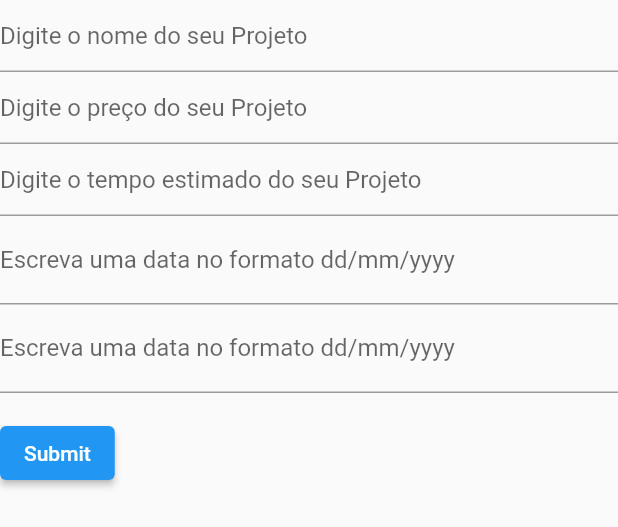
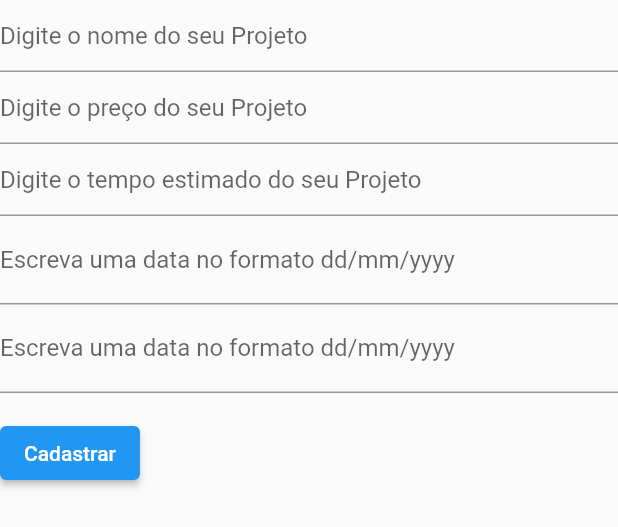
Before and after one commit to diegoufba/Time-Tracker, a Flutter app: the FormExample widget shown alone on an empty page, opened directly, on a phone screen of 412 x 824 dp. Shown: the top 527 px of the screen. Run offline on Flutter 3.47's test engine with Material 2 defaults, Android fonts, the phone set to English and light mode, and no system bars; our stand-ins replace flutter_riverpod; statements that could not run were skipped.

Commit message:
Update projectForm.dart

```diff
--- a/time_tracker/lib/screens/projectForm.dart
+++ b/time_tracker/lib/screens/projectForm.dart
@@ -1,6 +1,4 @@
 import 'package:flutter/material.dart';
-
-/// Flutter code sample for [Form].
 
 void main() => runApp(const FormExampleApp());
 
@@ -11,7 +9,7 @@ class FormExampleApp extends StatelessWidget {
   Widget build(BuildContext context) {
     return MaterialApp(
       home: Scaffold(
-        appBar: AppBar(title: const Text('Form Sample')),
+        appBar: AppBar(title: const Text('Cadastrar tarefa')),
         body: const FormExample(),
       ),
     );
@@ -92,8 +90,8 @@ class _FormExampleState extends State<FormExample> {
             errorInvalidText: "Digie uma data entre 2019 e 2025",
             fieldHintText: "Escreva uma data no formato dd/mm/yyyy",
             fieldLabelText: "Escreva uma data no formato dd/mm/yyyy",
-            firstDate: DateTime(2019),
-            lastDate: DateTime(2025),
+            firstDate: DateTime(DateTime.now().year-1000),
+            lastDate: DateTime(DateTime.now().year+1000),
             initialDate: _deliveryDateProject,
             onDateSubmitted: (date) {
               setState(() {
@@ -106,8 +104,8 @@ class _FormExampleState extends State<FormExample> {
             errorInvalidText: "Digie uma data entre 2019 e 2025",
             fieldHintText: "Escreva uma data no formato dd/mm/yyyy",
             fieldLabelText: "Escreva uma data no formato dd/mm/yyyy",
-            firstDate: DateTime(2019),
-            lastDate: DateTime(2025),
+            firstDate: DateTime(DateTime.now().year-1000),
+            lastDate: DateTime(DateTime.now().year+1000),
             initialDate: _deadlineDateProject,
             onDateSubmitted: (date) {
               setState(() {
@@ -124,7 +122,7 @@ class _FormExampleState extends State<FormExample> {
                   // Process data.
                 }
               },
-              child: const Text('Submit'),
+              child: const Text('Cadastrar'),
             ),
           ),
         ],
```
